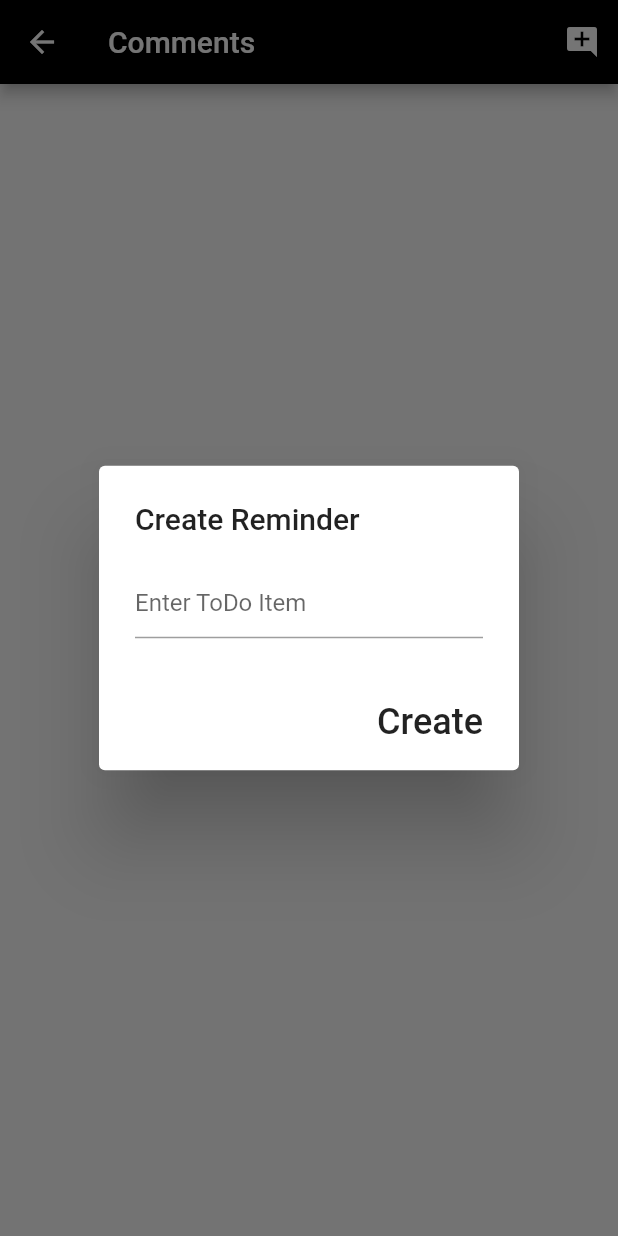
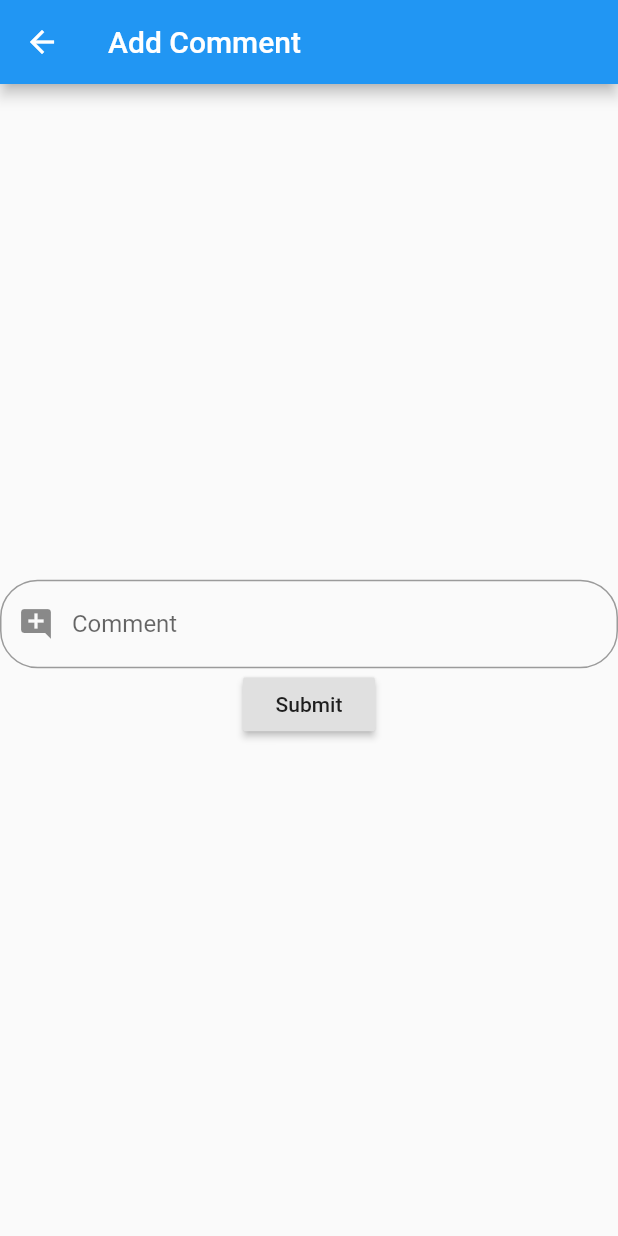
Before and after one commit to dmohan12/flutter_instagram, a Flutter app: the showComments screen opened directly with empty values, after a tap on the "add comment" icon, on a phone screen of 412 x 824 dp. Run offline on Flutter 3.47's test engine with Material 2 defaults, Android fonts, the phone set to English and light mode, and no system bars; our stand-ins replace dio, image_picker, shared_preferences; accounts and stored records are empty.

Commit message:
creating post is possible

```diff
--- /dev/null
+++ b/lib/screens/addcommentscreen.dart
@@ -0,0 +1,81 @@
+import 'package:flutter/material.dart';
+import 'package:instagram_clone/blocs/instagrambloc.dart';
+import 'package:instagram_clone/models/post.dart';
+import 'package:instagram_clone/models/comment.dart';
+
+import 'package:instagram_clone/widgets/post-layout.dart';
+import 'package:http/http.dart' as http;
+import 'package:instagram_clone/screens/userscreens.dart';
+import 'dart:io';
+import 'dart:convert';
+
+import 'package:provider/provider.dart';
+
+class AddComment extends StatefulWidget {
+  @override
+
+  Post p;
+  AddComment(this.p);
+  _AddCommentState createState() => _AddCommentState();
+}
+
+class _AddCommentState extends State<AddComment> {
+  TextEditingController comments = TextEditingController();
+  List<Comment> allComments = [];
+
+  Future<void> postComment(String text) async {
+    InstagramBloc bloc = Provider.of<InstagramBloc>(context);
+
+    if (text.length != 0) {
+      var response = await http.post(
+          "https://nameless-escarpment-45560.herokuapp.com/api/v1/posts/${widget.p.id}/comments?text=${text}",
+          headers: {HttpHeaders.authorizationHeader: "Bearer ${bloc.token}"});
+
+      if (response.statusCode == 200) {
+        //call get comments request and recreate list of comments
+
+        print("COMMENT ADDED YEET");
+        var response2 = await http.get(
+            'https://nameless-escarpment-45560.herokuapp.com/api/v1/posts/${widget.p.id}/comments');
+
+        if (response2.statusCode == 200) {
+          List<dynamic> serverPosts = json.decode(response.body);
+          allComments = serverPosts.map((p) => Comment.fromJson(p)).toList();
+
+          setState(() {});
+        }
+      }
+    }
+  }
+
+  @override
+  Widget build(BuildContext context) {
+    return Scaffold(
+      appBar: AppBar(title: Text("Add Comment"),),
+      body: Column(
+        mainAxisAlignment: MainAxisAlignment.center,
+        crossAxisAlignment: CrossAxisAlignment.center,
+        children: <Widget>[
+          TextField(
+            controller: comments,
+            decoration: InputDecoration(
+                labelText: "Comment",
+                hintText: "Enter Comment",
+                prefixIcon: Icon(Icons.add_comment),
+                border: OutlineInputBorder(
+                    borderRadius: BorderRadius.all(Radius.circular(25.0)))),
+          ),
+
+          RaisedButton(
+            child: Text('Submit'),
+            onPressed: ()async{
+
+              await postComment(comments.text);
+              Navigator.pop(context, allComments);
+            },
+          )
+        ],
+      ),
+    );
+  }
+}
--- a/lib/screens/mainfeed.dart
+++ b/lib/screens/mainfeed.dart
@@ -66,8 +66,6 @@ class _MainFeed extends State<MainFeed> {
 
           Post p = bloc.timeline[i];
           return ShowPost(p);
-
-
         },
       ),
     );
--- a/lib/widgets/showComment.dart
+++ b/lib/widgets/showComment.dart
@@ -2,6 +2,7 @@ import 'package:flutter/material.dart';
 import 'package:instagram_clone/blocs/instagrambloc.dart';
 import 'package:instagram_clone/models/post.dart';
 import 'package:instagram_clone/models/comment.dart';
+import 'package:instagram_clone/screens/addcommentscreen.dart';
 
 import 'package:instagram_clone/widgets/post-layout.dart';
 import 'package:http/http.dart' as http;
@@ -23,7 +24,17 @@ class showComments extends StatefulWidget {
 class _showCommentsState extends State<showComments> {
   @override
   void initState() {
+    super.initState();
     //widget.comments.removeWhere((text)=> text.text == null);
+  }
+
+    String checkProfileImage(String image_url) {
+    if (image_url == null) {
+      String placeholder =
+          "http://www.racemph.com/wp-content/uploads/2016/09/profile-image-placeholder-300x300.png";
+      return placeholder;
+    } else
+      return image_url;
   }
 
   Future<void> postComment(String text) async {
@@ -50,24 +61,18 @@ class _showCommentsState extends State<showComments> {
     }
   }
 
-  Future<void> deleteComment(int id)async{
+  Future<void> deleteComment(int id) async {
     InstagramBloc bloc = Provider.of<InstagramBloc>(context);
 
-    var response= await http.delete('https://nameless-escarpment-45560.herokuapp.com/api/v1/comments/${id}',
-    headers: {HttpHeaders.authorizationHeader: "Bearer ${bloc.token}"}
-    );
+    var response = await http.delete(
+        'https://nameless-escarpment-45560.herokuapp.com/api/v1/comments/${id}',
+        headers: {HttpHeaders.authorizationHeader: "Bearer ${bloc.token}"});
 
-    if(response.statusCode==202)
-    {
+    if (response.statusCode == 202) {
       print("Comment deleted");
-      widget.comments.removeWhere((comment) => comment.id==id);
-
-
-
+      widget.comments.removeWhere((comment) => comment.id == id);
     }
   }
-
-
 
   @override
   Widget build(BuildContext context) {
@@ -84,48 +89,57 @@ class _showCommentsState extends State<showComments> {
                 Icons.add_comment,
                 color: Colors.white,
               ),
-              onPressed: () {
+              onPressed: () async {
                 //add pop up box and to add comment
 
-                showDialog(
-                  context: context,
-                  builder: (BuildContext context) {
-                    TextEditingController item = TextEditingController();
-                    // return object of type Dialog
-                    return AlertDialog(
-                      title: new Text("Create Reminder"),
-                      content: new Row(
-                        children: <Widget>[
-                          new Expanded(
-                            child: new TextField(
-                              controller: item,
-                              decoration: new InputDecoration(
-                                  hintText: 'Enter ToDo Item'),
-                            ),
-                          ),
-                        ],
-                      ),
-                      actions: <Widget>[
-                        FlatButton(
-                          child: Text(
-                            "Create",
-                            style: TextStyle(fontSize: 24),
-                          ),
-                          onPressed: () async {
-                            await postComment(item.text);
+                widget.comments = await Navigator.push(
+                  context,
+                  MaterialPageRoute(builder: (context) => AddComment(widget.p)),
+                );
 
-                            // await addItem(item.text,widget.token);
+                setState(() {});
 
-                          },
-                        ),
-                      ],
-                    );
-                  },
-                );
+                // showDialog(
+                //   context: context,
+                //   builder: (BuildContext context) {
+                //     TextEditingController item = TextEditingController();
+                //     // return object of type Dialog
+                //     return AlertDialog(
+                //       title: new Text("Create Reminder"),
+                //       content: new Row(
+                //         children: <Widget>[
+                //           new Expanded(
+                //             child: new TextField(
+                //               controller: item,
+                //               decoration: new InputDecoration(
+                //                   hintText: 'Enter ToDo Item'),
+                //             ),
+                //           ),
+                //         ],
+                //       ),
+                //       actions: <Widget>[
+                //         FlatButton(
+                //           child: Text(
+                //             "Create",
+                //             style: TextStyle(fontSize: 24),
+                //           ),
+                //           onPressed: () async {
+                //             await postComment(item.text);
+
+                //             // await addItem(item.text,widget.token);
+                //           },
+                //         ),
+                //       ],
+                //     );
+                //   },
+                // );
               },
             ),
           ]),
-      body: ListView.builder(
+      body: Column(
+        children: <Widget>[
+          Expanded(
+            child: ListView.builder(
               itemCount: widget.comments.length,
               itemBuilder: (_, i) {
                 Comment c = widget.comments[i];
@@ -134,27 +148,25 @@ class _showCommentsState extends State<showComments> {
                   key: Key(UniqueKey().toString()),
                   background: Container(color: Colors.red),
                   direction: DismissDirection.endToStart,
-                  onDismissed: (direction)  {
+                  onDismissed: (direction) {
                     //await deleteItem(item.id, widget.token);
                     // add delete comment functio here
 
-
-                    setState(() async{
+                    if (c.user_id == bloc.myAccount.id) {
+                      setState(() async {
                         await deleteComment(c.id);
-
                       });
+                    }
 
                     Scaffold.of(context).showSnackBar(
                         SnackBar(content: Text("${c.text} dismissed")));
                   },
-
-
                   child: ListTile(
                     leading: CircleAvatar(
-              backgroundImage: NetworkImage(bloc.timeline
-                  .firstWhere(
-                      (item) => item.user_id == widget.comments[i].user_id)
-                  .profile_image_url),
+                      backgroundImage: NetworkImage(checkProfileImage(bloc.timeline
+                          .firstWhere((item) =>
+                              item.user_id == widget.comments[i].user_id)
+                          .profile_image_url) ),
                     ),
                     title: Wrap(
                       children: <Widget>[
@@ -163,21 +175,6 @@ class _showCommentsState extends State<showComments> {
                     ),
                   ),
                 );
-
-
-
-
-
-
-
-
-
-
-
-
-
-
-
 
                 // ListTile(
                 //   leading: CircleAvatar(
@@ -194,6 +191,9 @@ class _showCommentsState extends State<showComments> {
                 // );
               },
             ),
+          ),
+        ],
+      ),
     );
   }
 }
--- a/pubspec.yaml
+++ b/pubspec.yaml
@@ -22,6 +22,8 @@ dependencies:
   provider: ^3.1.0+1
   http: ^0.12.0+2
   shared_preferences: ^0.5.4+1
+  image_picker: ^0.6.1+11
+  dio: ^2.1.16
 
   # The following adds the Cupertino Icons font to your application.
   # Use with the CupertinoIcons class for iOS style icons.
```
Also changed, not shown: lib/screens/addpostscreen.dart (added, +110 -0 lines), lib/screens/mainscreen.dart (+27 -7 lines), lib/widgets/post-layout.dart (+36 -20 lines), pubspec.lock. Lines whose indentation alone changed are shown as unchanged.
